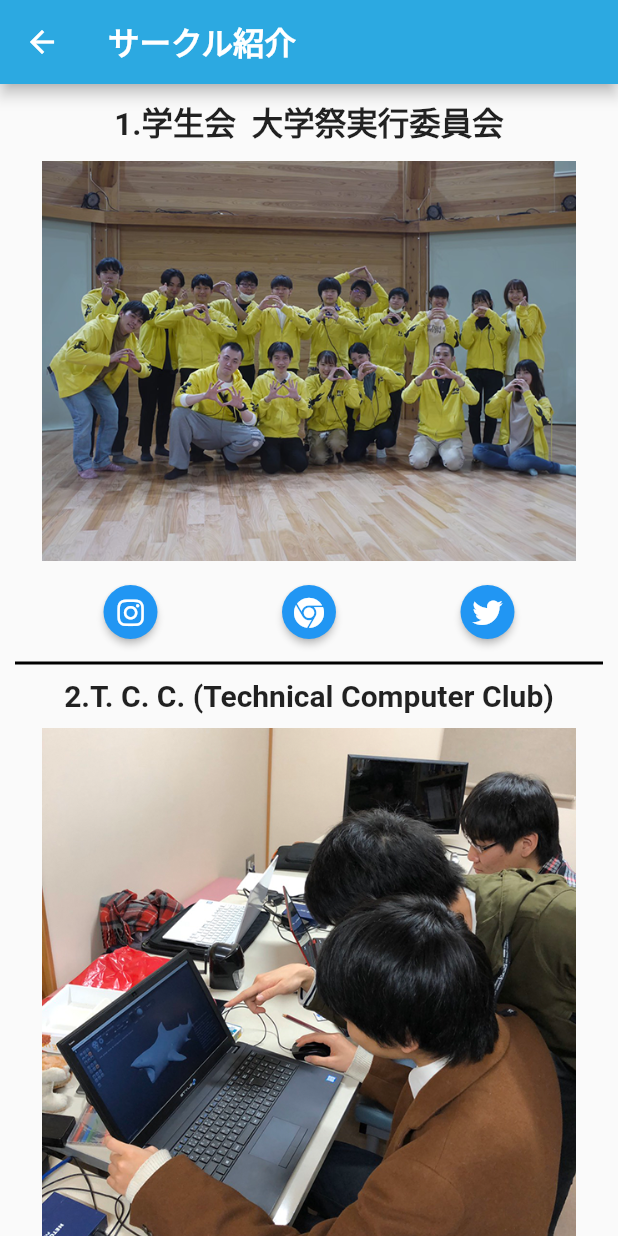
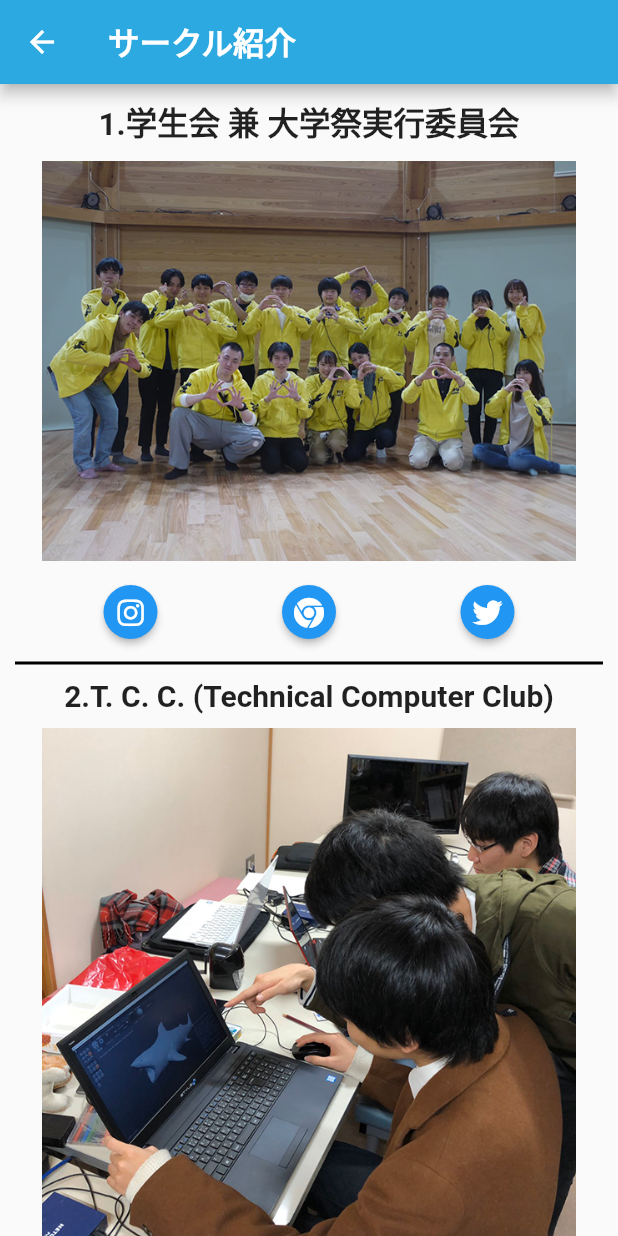
Before and after one commit to ayuda002/toyama-flutter-app, a Flutter app: the Circle screen opened directly, on a phone screen of 412 x 824 dp. Run offline on Flutter 3.47's test engine with Material 2 defaults, Android fonts, the phone set to English and light mode, and no system bars; our stand-ins replace font_awesome_flutter, webview_flutter.

Commit message:
0711_second

```diff
--- a/lib/circle_info.dart
+++ b/lib/circle_info.dart
@@ -121,7 +121,7 @@ class Circle extends StatelessWidget {
         children: [
           Container(
             child: const Text(
-              "1.学生会  大学祭実行委員会",
+              "1.学生会 兼 大学祭実行委員会",
               textAlign: TextAlign.center,
               style: TextStyle(
                 fontWeight: FontWeight.bold,
```
